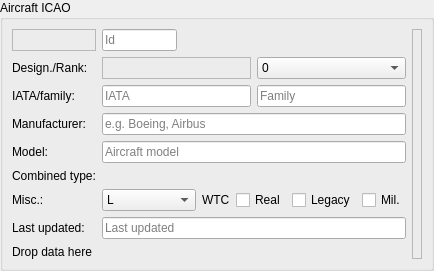
The window that src/blackgui/editors/aircrafticaoform.ui (swift-project/pilotclient) describes before a commit, drawn with Qt 5.
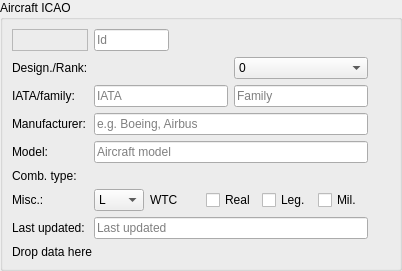
The same window after the commit. Custom widgets are drawn as their Qt base class.

```diff
--- a/src/blackgui/editors/aircrafticaoform.ui
+++ b/src/blackgui/editors/aircrafticaoform.ui
@@ -13,7 +13,7 @@
   <property name="minimumSize">
    <size>
     <width>0</width>
-    <height>225</height>
+    <height>200</height>
    </size>
   </property>
   <property name="windowTitle">
@@ -58,11 +58,8 @@
          </property>
          <item>
           <widget class="BlackGui::Components::CDbAircraftIcaoSelectorComponent" name="aircraft_Selector">
-           <property name="frameShape">
-            <enum>QFrame::StyledPanel</enum>
-           </property>
-           <property name="frameShadow">
-            <enum>QFrame::Raised</enum>
+           <property name="focusPolicy">
+            <enum>Qt::StrongFocus</enum>
            </property>
           </widget>
          </item>
@@ -130,17 +127,23 @@
       </item>
       <item row="0" column="2" rowspan="9">
        <widget class="BlackGui::Editors::CValidationIndicator" name="val_Indicator">
+        <property name="sizePolicy">
+         <sizepolicy hsizetype="Preferred" vsizetype="Preferred">
+          <horstretch>0</horstretch>
+          <verstretch>0</verstretch>
+         </sizepolicy>
+        </property>
         <property name="minimumSize">
          <size>
-          <width>10</width>
+          <width>16</width>
           <height>0</height>
          </size>
         </property>
-        <property name="frameShape">
-         <enum>QFrame::StyledPanel</enum>
-        </property>
-        <property name="frameShadow">
-         <enum>QFrame::Raised</enum>
+        <property name="maximumSize">
+         <size>
+          <width>16</width>
+          <height>16777215</height>
+         </size>
         </property>
        </widget>
       </item>
@@ -164,6 +167,12 @@
          </property>
          <item>
           <widget class="QComboBox" name="cb_Wtc">
+           <property name="maximumSize">
+            <size>
+             <width>50</width>
+             <height>16777215</height>
+            </size>
+           </property>
            <property name="toolTip">
             <string>Wake turbulence category</string>
            </property>
@@ -212,7 +221,7 @@
             <string>Legacy aircraft, e.g. Concord, ME109</string>
            </property>
            <property name="text">
-            <string>Legacy</string>
+            <string>Leg.</string>
            </property>
           </widget>
          </item>
@@ -298,7 +307,7 @@
          <string>Type / Engine / Engine count</string>
         </property>
         <property name="text">
-         <string>Combined type:</string>
+         <string>Comb. type:</string>
         </property>
        </widget>
       </item>
@@ -400,6 +409,12 @@
   </layout>
  </widget>
  <customwidgets>
+  <customwidget>
+   <class>BlackGui::Components::CDbAircraftIcaoSelectorComponent</class>
+   <extends>QFrame</extends>
+   <header>blackgui/components/dbaircrafticaoselectorcomponent.h</header>
+   <container>1</container>
+  </customwidget>
   <customwidget>
    <class>BlackGui::CLabelAndIcon</class>
    <extends>QFrame</extends>
@@ -423,12 +438,6 @@
    <header>blackgui/components/aircraftcombinedtypeselector.h</header>
    <container>1</container>
   </customwidget>
-  <customwidget>
-   <class>BlackGui::Components::CDbAircraftIcaoSelectorComponent</class>
-   <extends>QFrame</extends>
-   <header>blackgui/components/dbaircrafticaoselectorcomponent.h</header>
-   <container>1</container>
-  </customwidget>
  </customwidgets>
  <tabstops>
   <tabstop>le_Id</tabstop>
```
Left out of the diff: 10 changed lines with no effect on the pictures.
